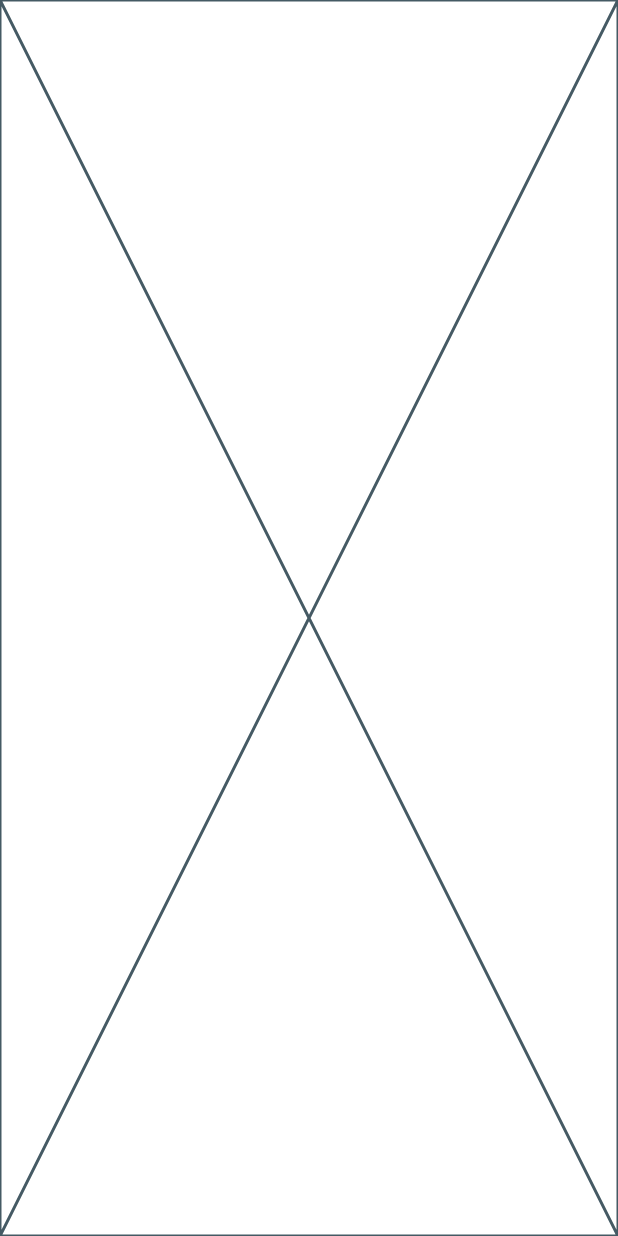
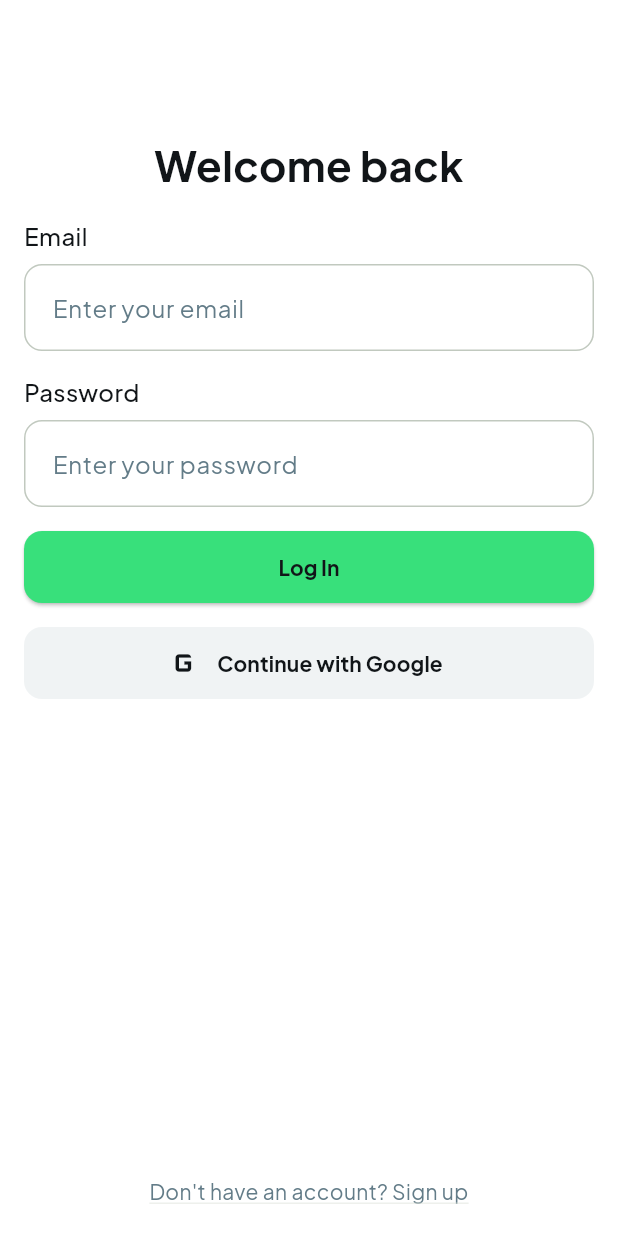
Before and after one commit to AbdullahUsman07/chat_app, a Flutter app: the screen it shows after launch, on a phone screen of 412 x 824 dp. Run offline on Flutter 3.47's test engine with Material 3 defaults, Android fonts, the phone set to English and light mode, and no system bars; our stand-ins replace google_fonts.

Commit message:
feat: signup and login screen added

```diff
--- /dev/null
+++ b/lib/core/constants/app_colors.dart
@@ -0,0 +1,10 @@
+
+import 'package:flutter/material.dart';
+
+class AppColors {
+  static const Color primary = Color(0xFF47B4EB);
+  static const Color textDark = Color(0xFF111518);
+  static const Color textLight = Color(0xFF637C88);
+  static const Color background = Colors.white;
+  static const Color surface = Color(0xFFF5F5F5);
+}
--- /dev/null
+++ b/lib/core/constants/app_text_styles.dart
@@ -0,0 +1,31 @@
+
+import 'package:flutter/material.dart';
+import 'package:google_fonts/google_fonts.dart';
+import 'app_colors.dart';
+
+class AppTextStyles {
+  static final TextStyle heading = GoogleFonts.plusJakartaSans(
+    fontSize: 28,
+    fontWeight: FontWeight.bold,
+    color: AppColors.textDark,
+  );
+
+  static final TextStyle subHeading = GoogleFonts.plusJakartaSans(
+    fontSize: 20,
+    fontWeight: FontWeight.bold,
+    color: AppColors.textDark,
+  );
+
+  static final TextStyle body = GoogleFonts.plusJakartaSans(
+    fontSize: 16,
+    fontWeight: FontWeight.normal,
+    color: AppColors.textDark,
+    height: 1.4,
+  );
+
+  static final TextStyle button = GoogleFonts.plusJakartaSans(
+    fontSize: 16,
+    fontWeight: FontWeight.bold,
+    color: AppColors.textDark,
+  );
+}
--- a/lib/main.dart
+++ b/lib/main.dart
@@ -1,3 +1,5 @@
+
+import 'package:chat_app/presentation/screens/login_screen.dart';
 import 'package:flutter/material.dart';
 
 void main() {
@@ -9,6 +11,35 @@ class MyApp extends StatelessWidget {
 
   @override
   Widget build(BuildContext context) {
-    return const Placeholder();
+    return MaterialApp(
+      title: 'ChatApp',
+      debugShowCheckedModeBanner: false,
+      theme: ThemeData(
+        fontFamily: "SplineSans", // set global font
+        primaryColor: const Color(0xFF38e07b), // global green
+        scaffoldBackgroundColor: const Color(0xFF111714), // dark bg
+        colorScheme: ColorScheme.fromSeed(
+          seedColor: const Color(0xFF38e07b), // ensures green tint
+          brightness: Brightness.dark,
+        ),
+        textTheme: const TextTheme(
+          bodyMedium: TextStyle(color: Colors.white),
+        ),
+        elevatedButtonTheme: ElevatedButtonThemeData(
+          style: ElevatedButton.styleFrom(
+            backgroundColor: const Color(0xFF38e07b), // green
+            foregroundColor: const Color(0xFF111714), // text color on button
+            shape: RoundedRectangleBorder(
+              borderRadius: BorderRadius.all(Radius.circular(30)),
+            ),
+            textStyle: TextStyle(
+              fontWeight: FontWeight.bold,
+              fontSize: 16,
+            ),
+          ),
+        ),
+      ),
+      home: LoginScreen(),
+    );
   }
 }
--- /dev/null
+++ b/lib/presentation/screens/login_screen.dart
@@ -0,0 +1,143 @@
+import 'package:chat_app/core/constants/app_colors.dart';
+import 'package:chat_app/core/constants/app_text_styles.dart';
+import 'package:chat_app/presentation/screens/sign_up_screen.dart';
+import 'package:chat_app/presentation/widgets/custom_text_login_feild.dart';
+import 'package:flutter/material.dart';
+
+class LoginScreen extends StatefulWidget {
+  const LoginScreen({super.key});
+
+  @override
+  State<LoginScreen> createState() => _LoginScreenState();
+}
+
+class _LoginScreenState extends State<LoginScreen> {
+  final TextEditingController emailController = TextEditingController();
+  final TextEditingController passwordController = TextEditingController();
+
+  @override
+  Widget build(BuildContext context) {
+    return Scaffold(
+      backgroundColor: AppColors.background,
+      body: Column(
+        mainAxisAlignment: MainAxisAlignment.spaceBetween,
+        children: [
+          Column(
+            children: [
+              const SizedBox(height: 50),
+              Padding(
+                padding: const EdgeInsets.fromLTRB(16, 40, 16, 8),
+                child: Text(
+                  "Welcome back",
+                  textAlign: TextAlign.center,
+                  style: AppTextStyles.heading,
+                ),
+              ),
+
+              // Email field
+              CustomTextLoginFeild(
+                heading: "Email",
+                hintText: "Enter your email",
+                controller: emailController,
+              ),
+              // Password field
+              CustomTextLoginFeild(
+                heading: "Password",
+                hintText: "Enter your password",
+                controller: passwordController,
+                obscureText: true,
+              ),
+
+              // Login button
+              Padding(
+                padding: const EdgeInsets.symmetric(
+                  horizontal: 16,
+                  vertical: 8,
+                ),
+                child: SizedBox(
+                  width: double.infinity,
+                  height: 48,
+                  child: ElevatedButton(
+                    style: ElevatedButton.styleFrom(
+                      backgroundColor: Color(0xFF38e07b),
+                      shape: RoundedRectangleBorder(
+                        borderRadius: BorderRadius.circular(12),
+                      ),
+                    ),
+                    onPressed: () {},
+                    child: Text(
+                      "Log In",
+                      style: AppTextStyles.body.copyWith(
+                        fontSize: 14,
+                        fontWeight: FontWeight.bold,
+                        color: AppColors.textDark,
+                      ),
+                    ),
+                  ),
+                ),
+              ),
+
+              // Continue with Google button
+              Padding(
+                padding: const EdgeInsets.symmetric(
+                  horizontal: 16,
+                  vertical: 8,
+                ),
+                child: SizedBox(
+                  width: double.infinity,
+                  height: 48,
+                  child: OutlinedButton.icon(
+                    style: OutlinedButton.styleFrom(
+                      backgroundColor: const Color(0xFFF0F3F4),
+                      shape: RoundedRectangleBorder(
+                        borderRadius: BorderRadius.circular(12),
+                      ),
+                      side: BorderSide.none,
+                    ),
+                    onPressed: () {},
+                    icon: const Icon(
+                      Icons.g_mobiledata,
+                      size: 28,
+                      color: AppColors.textDark,
+                    ),
+                    label: Text(
+                      "Continue with Google",
+                      style: AppTextStyles.body.copyWith(
+                        fontSize: 14,
+                        fontWeight: FontWeight.bold,
+                        color: AppColors.textDark,
+                      ),
+                    ),
+                  ),
+                ),
+              ),
+            ],
+          ),
+
+          // Bottom text
+          Padding(
+            padding: const EdgeInsets.only(bottom: 20),
+            child: InkWell(
+              onTap: () {
+                Navigator.push(
+                  context,
+                  MaterialPageRoute(builder: (context) => SignupScreen()),
+                );
+              },
+              child: Text(
+                "Don't have an account? Sign up",
+                textAlign: TextAlign.center,
+                style: AppTextStyles.body.copyWith(
+                  fontSize: 14,
+                  fontWeight: FontWeight.normal,
+                  color: const Color(0xFF637C88),
+                  decoration: TextDecoration.underline,
+                ),
+              ),
+            ),
+          ),
+        ],
+      ),
+    );
+  }
+}
--- /dev/null
+++ b/lib/presentation/widgets/custom_text_login_feild.dart
@@ -0,0 +1,68 @@
+
+
+
+import 'package:chat_app/core/constants/app_colors.dart';
+import 'package:chat_app/core/constants/app_text_styles.dart';
+import 'package:flutter/material.dart';
+
+class CustomTextLoginFeild extends StatelessWidget {
+  const CustomTextLoginFeild({
+    super.key,
+    required this.heading,
+    required this.hintText,
+    this.obscureText = false,
+    this.controller,
+  });
+
+  final String heading;
+  final String hintText;
+  final bool obscureText;
+  final TextEditingController? controller;
+
+  @override
+  Widget build(BuildContext context) {
+    return Padding(
+      padding: const EdgeInsets.symmetric(horizontal: 16, vertical: 8),
+      child: Column(
+        crossAxisAlignment: CrossAxisAlignment.start,
+        children: [
+          Text(
+            heading,
+            style: AppTextStyles.body.copyWith(
+              fontSize: 16,
+              fontWeight: FontWeight.w500,
+              color: AppColors.textDark,
+            ),
+          ),
+          const SizedBox(height: 8),
+          TextField(
+            obscureText: obscureText,
+            controller: controller,
+            decoration: InputDecoration(
+              hintText: hintText,
+              hintStyle: TextStyle(color: Color(0xFF637C88)),
+              filled: true,
+              fillColor: Colors.white,
+              contentPadding: const EdgeInsets.symmetric(
+                horizontal: 15,
+                vertical: 18,
+              ),
+              border: OutlineInputBorder(
+                borderRadius: BorderRadius.circular(12),
+                borderSide: const BorderSide(color: Color(0xFFDCE2E5)),
+              ),
+              focusedBorder: OutlineInputBorder(
+                borderRadius: BorderRadius.circular(12),
+                borderSide: const BorderSide(color: Color(0xFFDCE2E5)),
+              ),
+            ),
+            style: AppTextStyles.body.copyWith(
+              color: AppColors.textDark,
+              fontSize: 16,
+            ),
+          ),
+        ],
+      ),
+    );
+  }
+}
--- a/pubspec.yaml
+++ b/pubspec.yaml
@@ -34,6 +34,8 @@ dependencies:
   # The following adds the Cupertino Icons font to your application.
   # Use with the CupertinoIcons class for iOS style icons.
   cupertino_icons: ^1.0.8
+  google_fonts: ^6.3.1
+
 
 dev_dependencies:
   flutter_test:
```
Also changed, not shown: lib/presentation/screens/sign_up_screen.dart (added, +185 -0 lines), lib/presentation/screens/splash_screen.dart (added, +165 -0 lines), lib/presentation/widgets/custom_text_field.dart (added, +39 -0 lines), pubspec.lock.
